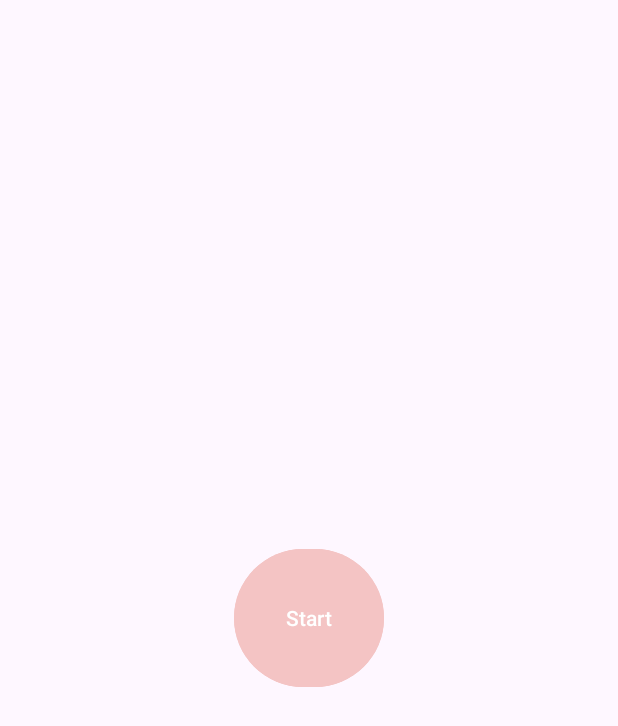
After one commit to chrlskrt/AndroidProjectCollection_v2, an Android app: the MenuExercise screen opened directly, with no data from a screen before it, on a phone screen of 412 x 824 dp. The commit adds this screen. Shown: the top 726 px of the screen. Run offline under Robolectric (Android 15) with nearby library versions, the phone set to English and light mode, and no system bars.

Commit message:
menu_exercise added

```diff
--- a/app/src/main/res/layout/activity_main.xml
+++ b/app/src/main/res/layout/activity_main.xml
@@ -97,7 +97,7 @@
             app:cornerRadius="30dp" />
 
         <Button
-            android:id="@+id/btnMenus"
+            android:id="@+id/btnMenuExercise"
             android:layout_width="match_parent"
             android:layout_height="0dp"
             android:layout_margin="5dp"
@@ -105,7 +105,7 @@
             android:autoSizeMaxTextSize="30dp"
             android:autoSizeTextType="uniform"
             android:contentDescription="@string/btn_description"
-            android:text="@string/btnMenus"
+            android:text="@string/btnMenuExercise"
             app:cornerRadius="30dp" />
 
         <Button
--- /dev/null
+++ b/app/src/main/res/layout/activity_menu_exercise.xml
@@ -0,0 +1,20 @@
+<?xml version="1.0" encoding="utf-8"?>
+<androidx.constraintlayout.widget.ConstraintLayout xmlns:android="http://schemas.android.com/apk/res/android"
+    xmlns:app="http://schemas.android.com/apk/res-auto"
+    xmlns:tools="http://schemas.android.com/tools"
+    android:layout_width="match_parent"
+    android:layout_height="match_parent"
+    tools:context=".MenuExercise">
+
+    <Button
+        android:id="@+id/btnTransformingButton"
+        android:layout_width="100dp"
+        android:layout_height="100dp"
+        android:backgroundTint="#F4C4C4"
+        android:contentDescription="@string/btn_description"
+        app:cornerRadius="300dp"
+        app:layout_constraintBottom_toBottomOf="parent"
+        app:layout_constraintEnd_toEndOf="parent"
+        app:layout_constraintStart_toStartOf="parent"
+        app:layout_constraintTop_toTopOf="parent" />
+</androidx.constraintlayout.widget.ConstraintLayout>
--- /dev/null
+++ b/app/src/main/res/menu/menu_menu_exercise.xml
@@ -0,0 +1,32 @@
+<?xml version="1.0" encoding="utf-8"?>
+<menu xmlns:app="http://schemas.android.com/apk/res-auto"
+    xmlns:android="http://schemas.android.com/apk/res/android">
+
+    <item
+        android:id="@+id/mItemChange"
+        android:title="@string/mItemChange">
+        <menu>
+            <item
+                android:id="@+id/mItemCBtnColor"
+                android:title="@string/mItemCBtnColor" />
+            <item
+                android:id="@+id/mItemCBtnSize"
+                android:title="@string/mItemCBtnSize" />
+            <item
+                android:id="@+id/mItemCBtnText"
+                android:title="@string/mItemCBtnText" />
+            <item
+                android:id="@+id/mItemCBtnTextColor"
+                android:title="@string/mItemCBtnTextColor" />
+            <item
+                android:id="@+id/mItemCBtnRotation"
+                android:title="@string/mItemCBtnRotation" />
+        </menu>
+    </item>
+    <item
+        android:id="@+id/mItemReset"
+        android:title="@string/mItemReset" />
+    <item
+        android:id="@+id/mItemExit"
+        android:title="@string/mItemExit" />
+</menu>
--- a/app/src/main/res/values/strings.xml
+++ b/app/src/main/res/values/strings.xml
@@ -83,12 +83,21 @@
     <string name="tvStudentRegBirthPlace">Place of Birth</string>
     <string name="tvStudentRegProgram">Program</string>
     <string name="tvStudentRegYearLevel">Year Level</string>
-
+    <string name="selectProgram"> </string>
     <string name="tvStudentProfile">Student Profile</string>
-    <string name="selectProgram">Select Program</string>
     <!--Fragments-->
     <string name="btnFragments">Fragments</string>
 
     <!--Menus-->
-    <string name="btnMenus">Menus</string>
+    <string name="btnMenuExercise">Menu</string>
+    <string name="mItemChange">Change</string>
+    <string name="mItemReset">Reset</string>
+    <string name="mItemExit">Exit</string>
+    <string name="mItem">Item</string>
+    <string name="mItemCBtnColor">Button Color</string>
+    <string name="mItemCBtnText">Button Text</string>
+    <string name="mItemCBtnTextColor">Button Text Color</string>
+    <string name="mItemCBtnSize">Button Size</string>
+    <string name="mItemCBtnVisibility">Button Visibility</string>
+    <string name="mItemCBtnRotation">Button Rotation</string>
 </resources>
```
Also changed, not shown: app/src/main/AndroidManifest.xml (+6 -3 lines), app/src/main/java/com/example/androidprojectcollection/MainActivity.java (+10 -0 lines), app/src/main/java/com/example/androidprojectcollection/MenuExercise.java (added, +109 -0 lines), 1 other file.
